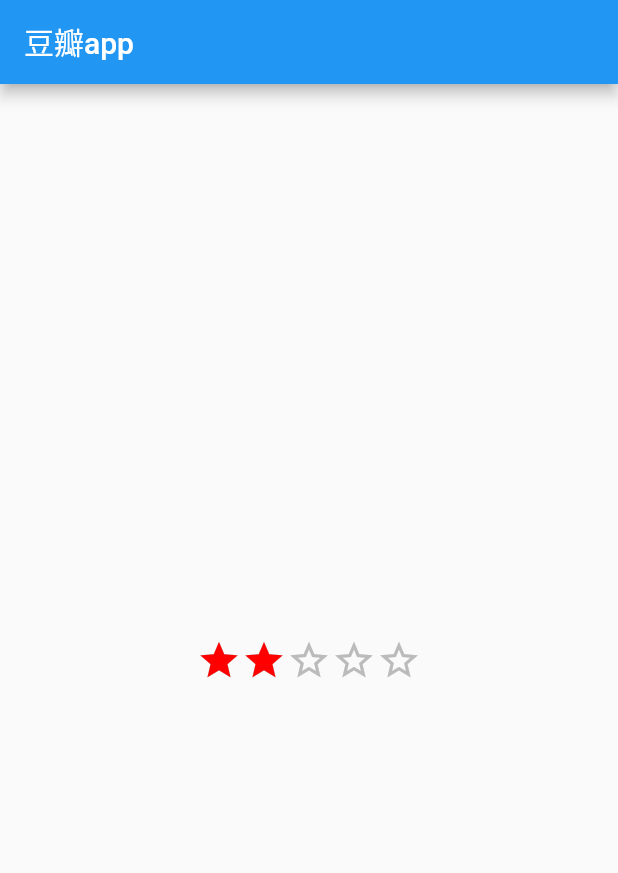
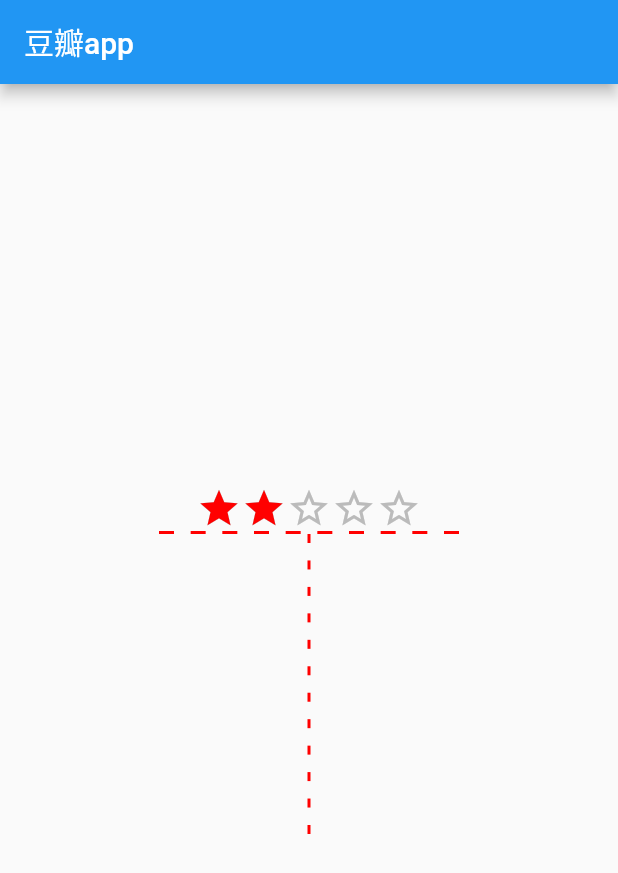
Before and after one commit to struggle-fish/learn_flutter, a Flutter app: the DouBanHomePage screen opened directly, on a phone screen of 412 x 824 dp. Shown: the top 873 px of the screen. Run offline on Flutter 3.47's test engine with Material 2 defaults, Android fonts, the phone set to English and light mode, and no system bars; our stand-ins replace dio; network calls fail.

Commit message:
虚线组件

```diff
--- a/lib/douban/main.dart
+++ b/lib/douban/main.dart
@@ -1,5 +1,6 @@
 import 'package:flutter/material.dart';
 import 'widgets/star_rating.dart';
+import 'widgets/dashed_line.dart';
 main() {
   runApp(DouBanApp());
 }
@@ -27,10 +28,28 @@ class DouBanHomePage extends StatelessWidget {
       appBar: AppBar(
         title: Text('豆瓣app'),
       ),
-      body: Center(
-        child: HYStarRating(
-          rating: 4,
-        ),
+      body: Column(
+        mainAxisAlignment: MainAxisAlignment.center,
+        children: [
+          Center(
+            child: HYStarRating(
+              rating: 4,
+            ),
+          ),
+          Container(
+            width: 200,
+            child: HYDashedLine(),
+          ),
+          Container(
+            height: 200,
+            child: HYDashedLine(
+              axis: Axis.vertical,
+              dashedHeight: 6,
+              dashedWidth: 2,
+              count: 12,
+            ),
+          )
+        ],
       ),
     );
   }
--- /dev/null
+++ b/lib/douban/widgets/dashed_line.dart
@@ -0,0 +1,44 @@
+import 'package:flutter/material.dart';
+
+
+/*
+    axix 虚线的方向
+    dashwidth 宽度
+    dashHeight 高度
+    count 内部会根据设置的个数和宽高确定密度
+    color 颜色
+* */
+
+class HYDashedLine extends StatelessWidget {
+  final Axis axis;
+  final double dashedWidth;
+  final double dashedHeight;
+  final int count;
+  final Color color;
+
+  const HYDashedLine(
+  {
+   this.axis = Axis.horizontal,
+   this.dashedWidth = 10,
+   this.dashedHeight = 2,
+   this.count = 10,
+   this.color = const Color(0xffff0000),
+  }) : super();
+
+  @override
+  Widget build(BuildContext context) {
+    return Flex(
+        direction: axis,
+        mainAxisAlignment: MainAxisAlignment.spaceBetween, // 计算虚线的间距
+        children: List.generate(count, (index) {
+          return SizedBox(
+            width: dashedWidth,
+            height: dashedHeight,
+            child: DecoratedBox(
+              decoration: BoxDecoration(color: color),
+            ),
+          );
+        }),
+    );
+  }
+}
```
Also changed, not shown: 1 other file.
